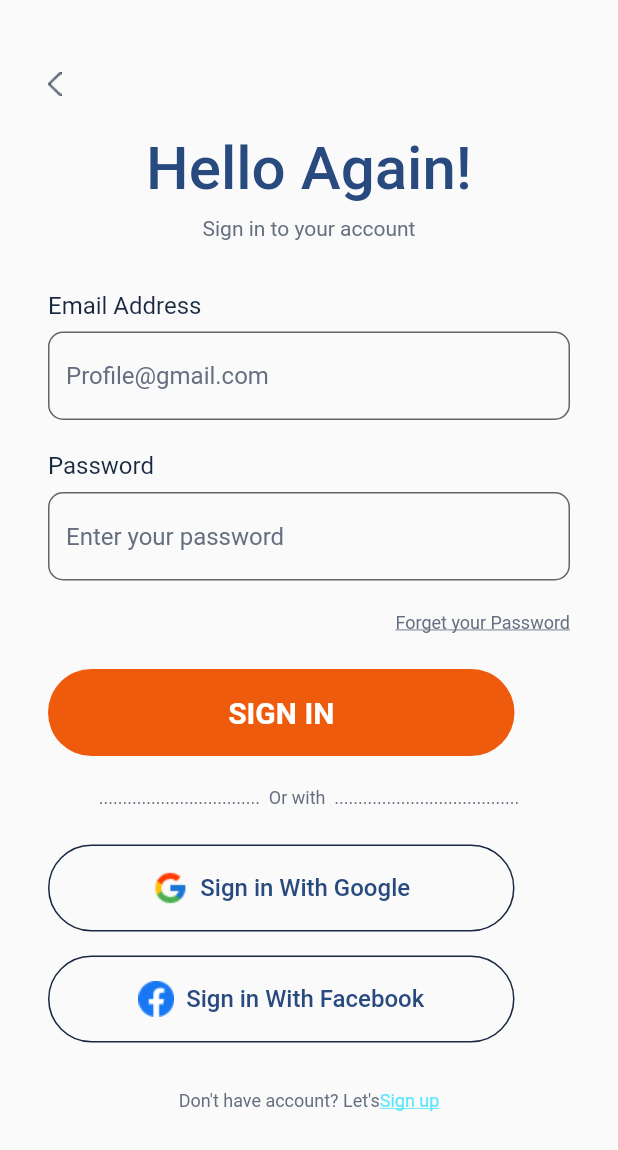
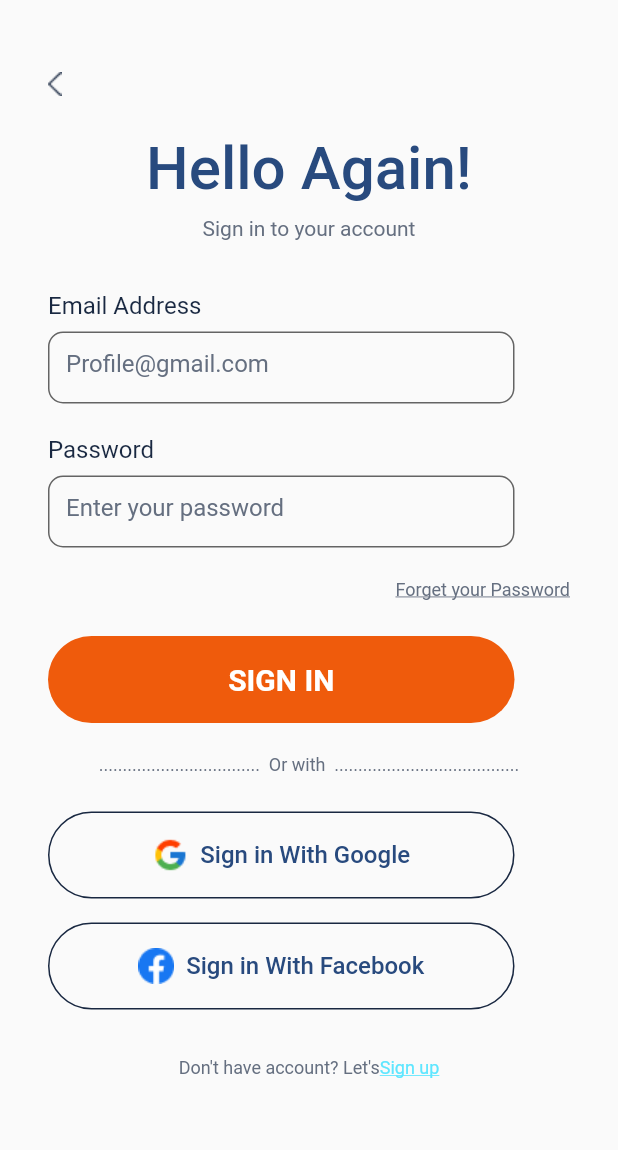
Before and after one commit to ErGaurav8305706255/Premimum_Account_Buddee, a Flutter app: the screen it shows after launch, after a tap on "SIGN IN", on a phone screen of 412 x 824 dp. Shown: the top 1150 px of the screen. Run offline on Flutter 3.47's test engine with Material 2 defaults, Android fonts, the light colour scheme and no system bars; our stand-ins replace webview_flutter; Roboto replaces fonts that are missing (assets/font/Poppins-Bold).

Commit message:
2 screen, add validator

```diff
--- a/analysis_options.yaml
+++ b/analysis_options.yaml
@@ -1,7 +1,7 @@
 # This file configures the analyzer, which statically analyzes Dart code to
 # check for errors, warnings, and lints.
 #
-# The issues identified by the analyzer are surfaced in the UI of Dart-enabled
+# The issues identified by the analyzer are surfaced in the ui of Dart-enabled
 # IDEs (https://dart.dev/tools#ides-and-editors). The analyzer can also be
 # invoked from the command line by running `flutter analyze`.
 
--- a/lib/UI/onbording/signin/signin_screen.dart
+++ /dev/null
@@ -1 +0,0 @@
-// TODO Implement this library.
--- a/lib/core/UI/onbording/signin/signin_screen.dart
+++ /dev/null
@@ -1,174 +0,0 @@
-import 'package:flutter/cupertino.dart';
-import 'package:flutter/material.dart';
-import 'package:premium_account_buddee/core/constant/text_style.dart';
-import '../../../constant/color_constant.dart';
-import '../../../constant/image_constant.dart';
-import '../../../constant/string_constant.dart';
-import '../../../constant/web_view_screen.dart';
-class SignInScreen extends StatefulWidget {
-  const SignInScreen({Key? key}) : super(key: key);
-
-  @override
-  State<SignInScreen> createState() => _SignInScreenState();
-}
-
-class _SignInScreenState extends State<SignInScreen> {
-  @override
-  Widget build(BuildContext context) {
-    return Scaffold(
-      body: SingleChildScrollView(
-        child: SafeArea(
-            child: Padding(
-              padding: const EdgeInsets.symmetric(horizontal: 32,vertical: 48),
-              child: Column(crossAxisAlignment: CrossAxisAlignment.start,
-                children: [
-                  Row(
-                    children: [
-                      InkWell(onTap: () {
-                        Navigator.pop(context);
-                      },
-                        child: Image.asset(ImageConstant.shape,
-                        color: ColorConstant.buttonBorderColor,
-                        ),
-                      ),
-                      SizedBox()
-                    ],
-                  ),
-                  SizedBox(height: 25),
-                  Center(
-                    child: Text(StringConstant.helloAgain,
-                    style: TextStyles.semiBoldText()
-                    ),
-                  ),
-                  SizedBox(height: 8),
-                  Center(
-                    child: Text(StringConstant.signInToYourAccount,
-                    style: TextStyles.mediumText()
-                    ),
-                  ),
-                  SizedBox(height: 34),
-                  Text(StringConstant.emailAddress,
-                  style: TextStyles.regularText()
-                  ),
-                  SizedBox(height: 8),
-                  TextFormField(
-                    decoration: InputDecoration(
-                      hintText: StringConstant.gmailFormat,
-                      hintStyle: TextStyles.regularText(color: ColorConstant.gray),
-                      filled: true,
-                      fillColor: ColorConstant.transparent,
-                      border: OutlineInputBorder(
-                        borderRadius: BorderRadius.circular(10),
-                        borderSide: BorderSide(color: ColorConstant.textFieldBorderColor)
-                      ),
-                    ),
-                  ),
-                  SizedBox(height: 21),
-                  Text(StringConstant.password,
-                      style: TextStyles.regularText()
-                  ),
-                  SizedBox(height: 8),
-                  TextFormField(
-                    decoration: InputDecoration(
-                      hintText: StringConstant.passwordFormat,
-                      hintStyle: TextStyles.regularText(color: ColorConstant.gray),
-                      filled: true,
-                      fillColor: ColorConstant.transparent,
-                      border: OutlineInputBorder(
-                          borderRadius: BorderRadius.circular(10),
-                          borderSide: BorderSide(color: ColorConstant.textFieldBorderColor)
-                      ),
-                    ),
-                  ),
-                  SizedBox(height: 21),
-                  Row(
-                    children: [
-                      SizedBox(),
-                      Spacer(),
-                      Text(StringConstant.forgetPassword,
-                      style: TextStyles.lightText(isUnderline: true),
-                      ),
-                    ],
-                  ),
-                  SizedBox(height: 24),
-                  Container(
-                    height: 58,width: 311,
-                    decoration: BoxDecoration(
-                      borderRadius: BorderRadius.circular(30),
-                      color: ColorConstant.buttonColor
-                    ),
-                    child: Center(
-                      child: Text(StringConstant.signIn,
-                      style: TextStyles.boldText()),
-                    ),
-                  ),
-                  SizedBox(height: 21),
-                  Center(
-                    child: Text('..................................  Or with  .......................................',
-                    style: TextStyles.lightText(),
-                    ),
-                  ),
-                  SizedBox(height: 24),
-                  InkWell(
-                    onTap: () {
-                      Navigator.push(context, MaterialPageRoute(builder: (context) => WebViewScreen(url: 'https://www.google.co.in/')));
-                    },
-                    child: Container(
-                      height: 58,width: 311,
-                      decoration: BoxDecoration(
-                        borderRadius: BorderRadius.circular(30),
-                        border: Border.all(color: ColorConstant.buttonBorderColor),
-                        color: ColorConstant.transparent
-                      ),
-                      child: Row(mainAxisAlignment: MainAxisAlignment.center,
-                        children: [
-                          Image.asset(ImageConstant.google,height: 24,width: 24,fit: BoxFit.cover,),
-                          SizedBox(width: 8),
-                          Text(StringConstant.signWithGoogle,
-                          style: TextStyles.semiBoldText(fontSize: 16),
-                          ),
-                        ],
-                      ),
-                    ),
-                  ),
-                  SizedBox(height: 16),
-                  InkWell(
-                    onTap: () {
-                      Navigator.push(context, MaterialPageRoute(builder: (context) => WebViewScreen(url: 'https://www.facebook.com/',)));
-                    },
-                    child: Container(
-                      height: 58,width: 311,
-                      decoration: BoxDecoration(
-                          borderRadius: BorderRadius.circular(30),
-                          border: Border.all(color: ColorConstant.buttonBorderColor),
-                          color: ColorConstant.transparent
-                      ),
-                      child: Row(mainAxisAlignment: MainAxisAlignment.center,
-                        children: [
-                          Image.asset(ImageConstant.facebook,height: 24,width: 24,fit: BoxFit.cover,),
-                          SizedBox(width: 8),
-                          Text(StringConstant.signWithFacebook,
-                            style: TextStyles.semiBoldText(fontSize: 16),
-                          ),
-                        ],
-                      ),
-                    ),
-                  ),
-                  SizedBox(height: 32),
-                  Row(mainAxisAlignment: MainAxisAlignment.center,
-                    children: [
-                      Text(StringConstant.donNotHaveAccount,
-                      style: TextStyles.lightText(),),
-                      Text(StringConstant.signUp,
-                      style: TextStyles.lightText(color: ColorConstant.containerColor,isUnderline: true),
-                      )
-                    ],
-                  ),
-
-                ],
-              ),
-            )),
-      ),
-    );
-  }
-}
--- a/lib/core/constant/text_style.dart
+++ b/lib/core/constant/text_style.dart
@@ -1,4 +1,3 @@
-import 'dart:ui';
 import 'package:flutter/material.dart';
 
 import 'color_constant.dart';
--- a/lib/core/UI/onbording/signin/intro_screen.dart
+++ b/lib/core/onbording/intro_screen.dart
@@ -1,10 +1,12 @@
 import 'package:flutter/material.dart';
-import 'package:premium_account_buddee/core/UI/onbording/signin/signin_screen.dart';
 import 'package:premium_account_buddee/core/constant/text_style.dart';
 
-import '../../../constant/color_constant.dart';
-import '../../../constant/image_constant.dart';
-import '../../../constant/string_constant.dart';
+import '../constant/color_constant.dart';
+import '../constant/image_constant.dart';
+import '../constant/string_constant.dart';
+import '../ui/signin/signin_screen.dart';
+
+
 
 class IntroScreen extends StatefulWidget {
   const IntroScreen({Key? key}) : super(key: key);
@@ -31,11 +33,10 @@ class _IntroScreenState extends State<IntroScreen> {
                         child: Text(
                             StringConstant.whatEver,
                             textAlign: TextAlign.center,
-                            style: TextStyle(
-                                color: ColorConstant.textColor,
-                                fontSize: 20,
-                                fontWeight: FontWeight.w500
-                        )),
+                            style: TextStyles.boldText(
+                              fontWeight: FontWeight.w500,
+                              color: ColorConstant.textColor
+                            )),
                       ),
                       SizedBox(height: 29),
                       Container(
@@ -54,7 +55,7 @@ class _IntroScreenState extends State<IntroScreen> {
                       SizedBox(height: 25),
                       InkWell(
                         onTap: () {
-                          Navigator.push(context, MaterialPageRoute(builder: (context) => SignInScreen()));
+                          Navigator.push(context, MaterialPageRoute(builder: (context) => const SignInScreen()));
                         },
                         child: Text(StringConstant.signIn,
                           style: TextStyles.boldText(color: ColorConstant.navyBlue)),
--- /dev/null
+++ b/lib/core/ui/signin/signin_screen.dart
@@ -0,0 +1,196 @@
+import 'package:flutter/material.dart';
+import 'package:premium_account_buddee/core/constant/text_style.dart';
+import 'package:premium_account_buddee/core/ui/signin/signup_about.dart';
+
+import '../../constant/color_constant.dart';
+import '../../constant/image_constant.dart';
+import '../../constant/string_constant.dart';
+import '../../constant/validator.dart';
+import '../../constant/web_view_screen.dart';
+
+
+class SignInScreen extends StatefulWidget {
+  const SignInScreen({Key? key}) : super(key: key);
+
+  @override
+  State<SignInScreen> createState() => _SignInScreenState();
+}
+
+class _SignInScreenState extends State<SignInScreen> {
+
+  final _formKey = GlobalKey<FormState>();
+  @override
+  Widget build(BuildContext context) {
+    return Scaffold(
+      body: SingleChildScrollView(
+        child: SafeArea(
+            child: Padding(
+              padding: const EdgeInsets.symmetric(horizontal: 32,vertical: 48),
+              child: Form(key: _formKey,
+                child: Column(
+                  crossAxisAlignment: CrossAxisAlignment.start,
+                  children: [
+                    Row(
+                      children: [
+                        InkWell(onTap: () {
+                          Navigator.pop(context);
+                        },
+                          child: Image.asset(ImageConstant.shape,
+                          color: ColorConstant.buttonBorderColor,
+                          ),
+                        ),
+                        SizedBox()
+                      ],
+                    ),
+                    SizedBox(height: 25),
+                    Center(
+                      child: Text(StringConstant.helloAgain,
+                      style: TextStyles.semiBoldText()
+                      ),
+                    ),
+                    SizedBox(height: 8),
+                    Center(
+                      child: Text(StringConstant.signInToYourAccount,
+                      style: TextStyles.mediumText()
+                      ),
+                    ),
+                    SizedBox(height: 34),
+                    Text(StringConstant.emailAddress,
+                    style: TextStyles.regularText()
+                    ),
+                    SizedBox(height: 8),
+                    SizedBox(height: 48, width: 311,
+                      child: TextFormField(
+                        validator: Validator.validateUserEmailAddress,
+                        decoration: InputDecoration(
+                          hintText: StringConstant.gmailFormat,
+                          hintStyle: TextStyles.regularText(color: ColorConstant.gray),
+                          filled: true,
+                          fillColor: ColorConstant.transparent,
+                          border: OutlineInputBorder(
+                            borderRadius: BorderRadius.circular(10),
+                            borderSide: BorderSide(color: ColorConstant.textFieldBorderColor)
+                          ),
+                        ),
+                      ),
+                    ),
+                    SizedBox(height: 21),
+                    Text(StringConstant.password,
+                        style: TextStyles.regularText()
+                    ),
+                    SizedBox(height: 8),
+                    SizedBox(height: 48, width: 311,
+                      child: TextFormField(
+                        validator: Validator.validatePasswordAddress,
+                        decoration: InputDecoration(
+                          hintText: StringConstant.passwordFormat,
+                          hintStyle: TextStyles.regularText(color: ColorConstant.gray),
+                          filled: true,
+                          fillColor: ColorConstant.transparent,
+                          border: OutlineInputBorder(
+                              borderRadius: BorderRadius.circular(10),
+                              borderSide: BorderSide(color: ColorConstant.textFieldBorderColor)
+                          ),
+                        ),
+                      ),
+                    ),
+                    SizedBox(height: 21),
+                    Row(
+                      children: [
+                        SizedBox(),
+                        Spacer(),
+                        Text(StringConstant.forgetPassword,
+                        style: TextStyles.lightText(isUnderline: true),
+                        ),
+                      ],
+                    ),
+                    SizedBox(height: 24),
+                    InkWell(
+                      onTap: () {
+                        if(_formKey.currentState!.validate()){
+                          Navigator.push(context, MaterialPageRoute(builder: (context) => const SignUpAbout()));
+                        }
+                      },
+                      child: Container(
+                        height: 58,width: 311,
+                        decoration: BoxDecoration(
+                          borderRadius: BorderRadius.circular(30),
+                          color: ColorConstant.buttonColor
+                        ),
+                        child: Center(
+                          child: Text(StringConstant.signIn,
+                          style: TextStyles.boldText()),
+                        ),
+                      ),
+                    ),
+                    SizedBox(height: 21),
+                    Center(
+                      child: Text('..................................  Or with  .......................................',
+                      style: TextStyles.lightText(),
+                      ),
+                    ),
+                    SizedBox(height: 24),
+                    InkWell(
+                      onTap: () {
+                        Navigator.push(context, MaterialPageRoute(builder: (context) => WebViewScreen(url: 'https://www.google.co.in/')));
+                      },
+                      child: Container(
+                        height: 58,width: 311,
+                        decoration: BoxDecoration(
+                          borderRadius: BorderRadius.circular(30),
+                          border: Border.all(color: ColorConstant.buttonBorderColor),
+                          color: ColorConstant.transparent
+                        ),
+                        child: Row(mainAxisAlignment: MainAxisAlignment.center,
+                          children: [
+                            Image.asset(ImageConstant.google,height: 24,width: 24,fit: BoxFit.cover,),
+                            SizedBox(width: 8),
+                            Text(StringConstant.signWithGoogle,
+                            style: TextStyles.semiBoldText(fontSize: 16),
+                            ),
+                          ],
+                        ),
+                      ),
+                    ),
+                    SizedBox(height: 16),
+                    InkWell(
+                      onTap: () {
+                        Navigator.push(context, MaterialPageRoute(builder: (context) => WebViewScreen(url: 'https://www.facebook.com/',)));
+                      },
+                      child: Container(
+                        height: 58,width: 311,
+                        decoration: BoxDecoration(
+                            borderRadius: BorderRadius.circular(30),
+                            border: Border.all(color: ColorConstant.buttonBorderColor),
+                            color: ColorConstant.transparent
+                        ),
+                        child: Row(mainAxisAlignment: MainAxisAlignment.center,
+                          children: [
+                            Image.asset(ImageConstant.facebook,height: 24,width: 24,fit: BoxFit.cover,),
+                            SizedBox(width: 8),
+                            Text(StringConstant.signWithFacebook,
+                              style: TextStyles.semiBoldText(fontSize: 16),
+                            ),
+                          ],
+                        ),
+                      ),
+                    ),
+                    SizedBox(height: 32),
+                    Row(mainAxisAlignment: MainAxisAlignment.center,
+                      children: [
+                        Text(StringConstant.donNotHaveAccount,
+                        style: TextStyles.lightText(),),
+                        Text(StringConstant.signUp,
+                        style: TextStyles.lightText(color: ColorConstant.containerColor,isUnderline: true),
+                        )
+                      ],
+                    ),
+
+                  ],
+                ),
+              ),
+            )),
+      ),
+    );
+  }
+}
--- a/lib/main.dart
+++ b/lib/main.dart
@@ -1,5 +1,7 @@
 import 'package:flutter/material.dart';
-import 'core/UI/onbording/signin/intro_screen.dart';
+
+import 'core/onbording/intro_screen.dart';
+
 
 void main() {
   runApp(const MyApp());
```
Also changed, not shown: lib/core/constant/validator.dart (added, +31 -0 lines), lib/core/constant/web_view_screen.dart (+7 -3 lines), lib/core/ui/signin/signup_about.dart (added, +20 -0 lines), lib/core/constant/color_constant.dart (line endings or trailing spaces).
